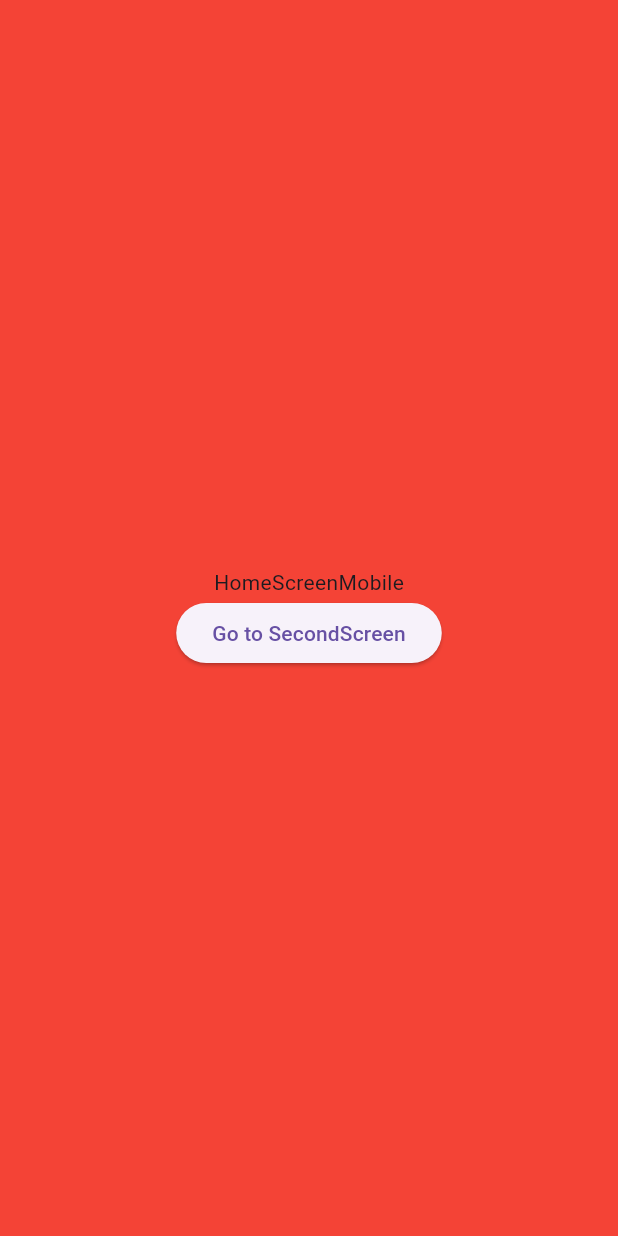
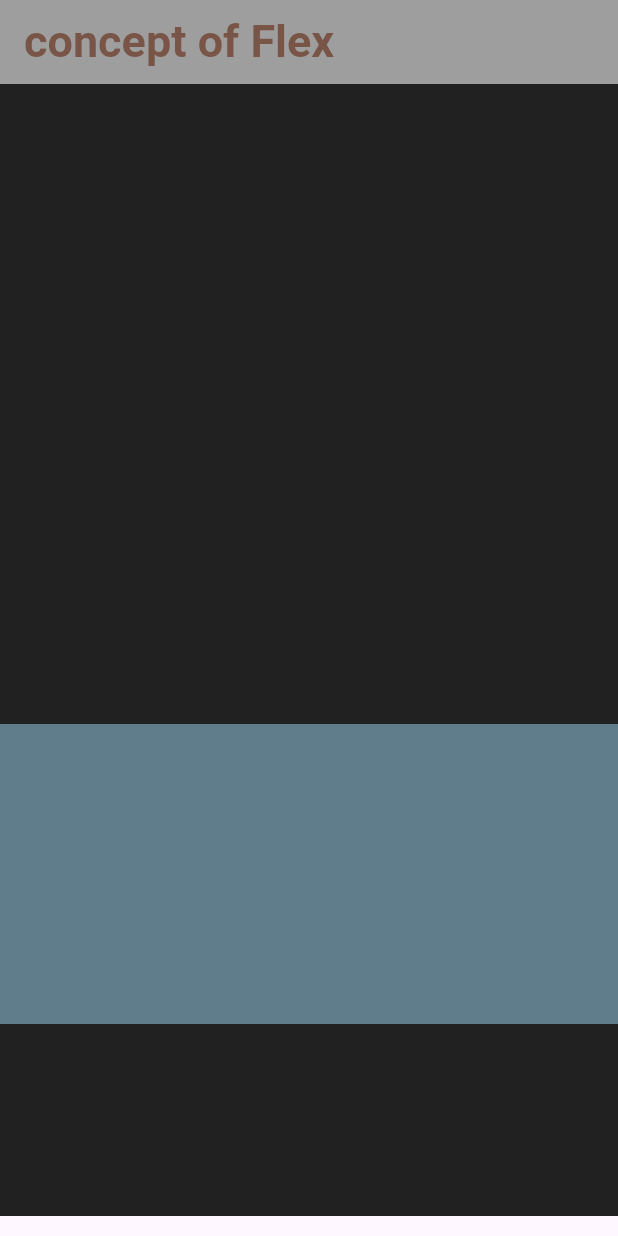
Before and after one commit to ArslanYousaf12/layouts-concept-app, a Flutter app: the screen it shows after launch, on a phone screen of 412 x 824 dp. Run offline on Flutter 3.47's test engine with Material 3 defaults, Android fonts, the phone set to English and light mode, and no system bars.

Commit message:
The addition is the concept of Flex

```diff
--- /dev/null
+++ b/lib/Flex_concept.dart
@@ -0,0 +1,44 @@
+import 'package:flutter/material.dart';
+
+class  flexwidget extends StatelessWidget{
+  const flexwidget({super.key});
+
+  @override
+  Widget build(BuildContext context) {
+    return Scaffold(
+      appBar: AppBar(
+        backgroundColor: Colors.grey,
+        title: Text('concept of Flex',style: TextStyle(color: Colors.brown,fontSize: 30,fontWeight: FontWeight.w600),),
+      ),
+      body: Column(
+        children: [
+          Flexible(
+            flex: 100,
+            child: Container(
+              color: Colors.black87,
+              width: double.infinity,
+
+            ),
+
+          ),
+          Flexible(
+            flex:50,
+            child: Container(
+              color: Colors.blueGrey,
+              height: 200,
+              width: double.infinity,
+            ),
+            ),
+            Flexible(
+              flex: 30,
+              child: Container(
+                color: Colors.black87,
+                  height: 200,
+                  width: double.infinity,
+               ),
+              ),
+        ],
+      ),
+    );
+  }
+}
--- a/lib/main.dart
+++ b/lib/main.dart
@@ -1,3 +1,4 @@
+import 'package:app_navigation/Flex_concept.dart';
 import 'package:app_navigation/second_screen.dart';
 import 'package:flutter/material.dart';
 import 'package:flutter/services.dart';
@@ -14,7 +15,7 @@ class MyApp extends StatelessWidget {
   @override
   Widget build(BuildContext context) {
     return MaterialApp(
-      home: const HomeScreen(),
+      home: const  flexwidget(),
     );
   }
 }
--- a/lib/safe_area.dart
+++ b/lib/safe_area.dart
@@ -21,7 +21,8 @@ class SafeAreaScreen extends StatelessWidget {
                 child: Text('SafeAreaScreen')),
           ),
         ],
-      )),
+      )
+      ),
     );
   }
 }
```
